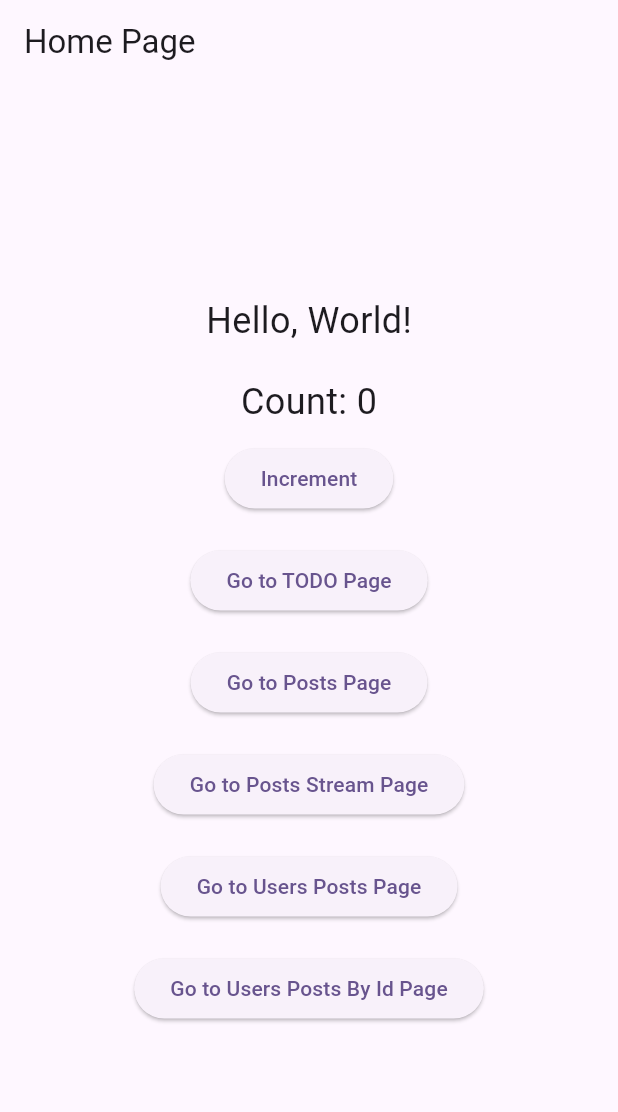
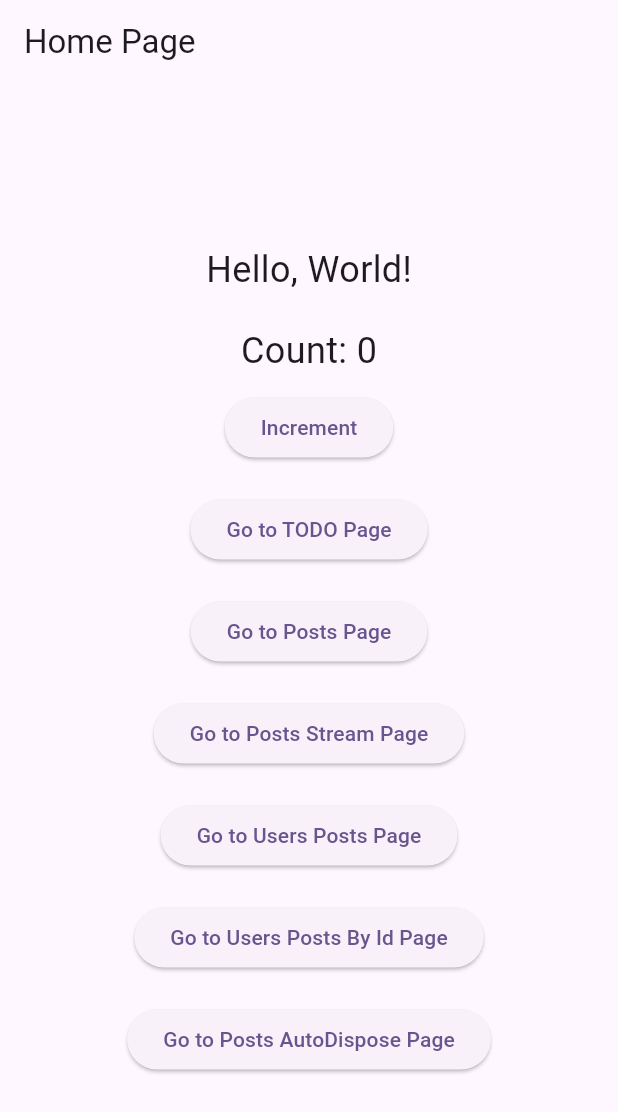
Before and after one commit to khkred/go_router_riverpod_tutorials, a Flutter app: the screen it shows after launch, on a phone screen of 412 x 824 dp. Shown: the top 1112 px of the screen. Run offline on Flutter 3.47's test engine with Material 3 defaults, Android fonts, the light colour scheme and no system bars; our stand-ins replace flutter_riverpod, flutter_secure_storage, go_router.

Commit message:
Riverpod modifiers: autoDispose

```diff
--- a/riverpod_total/lib/pages/home_page.dart
+++ b/riverpod_total/lib/pages/home_page.dart
@@ -7,6 +7,7 @@ import 'package:riverpod_total/pages/user_id_posts_page.dart';
 import 'package:riverpod_total/pages/user_posts_page.dart';
 
 import '../providers/basic_providers.dart';
+import 'posts_auto_dispose_page.dart';
 
 class HomePage extends ConsumerWidget {
   const HomePage({super.key});
@@ -89,6 +90,10 @@ class HomePage extends ConsumerWidget {
             ElevatedButton(onPressed: (){
               Navigator.push(context, MaterialPageRoute(builder: (context)=> const UserIdPostsPage()));
             }, child: const Text('Go to Users Posts By Id Page')),
+            const SizedBox(height: 20),
+            ElevatedButton(onPressed: (){
+              Navigator.push(context, MaterialPageRoute(builder: (context)=> const PostsAutoDisposePage()));
+            }, child: const Text('Go to Posts AutoDispose Page'))
 
           ],
         ),
```
